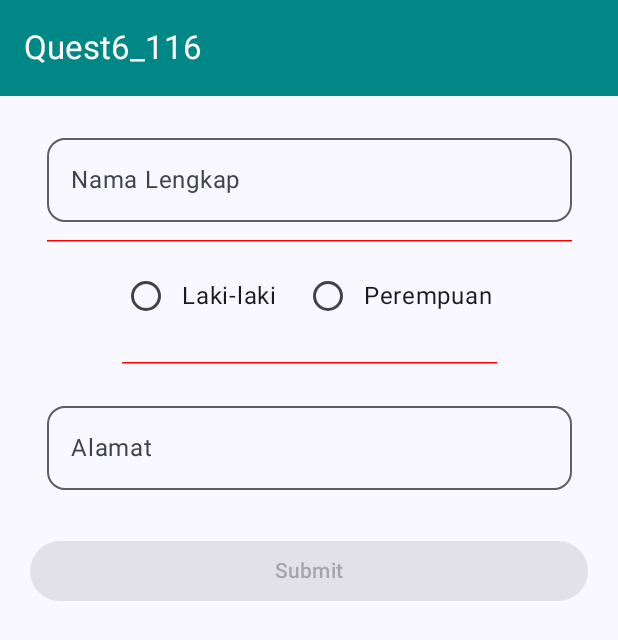
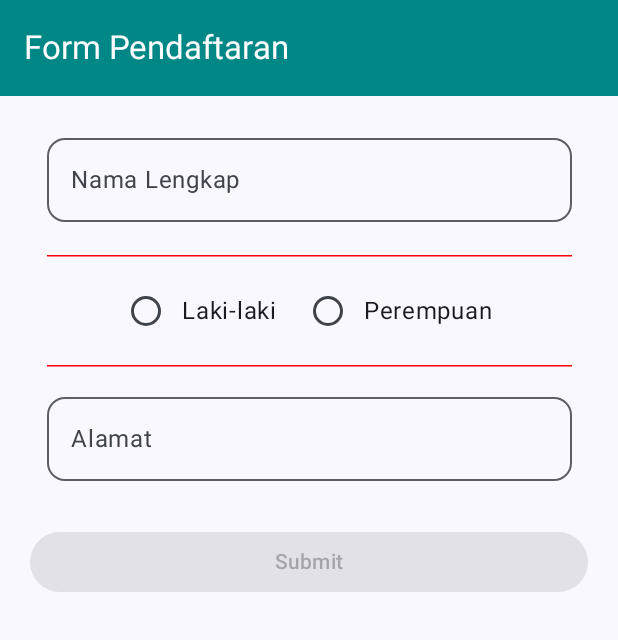
Before and after one commit to ZahwaAnritia/Quest6_116, an Android app built with Jetpack Compose: the screen it shows after launch (MainActivity), on a phone screen of 412 x 824 dp. Shown: the top 640 px of the screen. Run offline under Robolectric (Android 15) with nearby library versions, the phone set to English and light mode, and no system bars.

Commit message:
memperbaiki error dan merapikan code

```diff
--- a/app/src/main/java/com/example/quest6_116/view/FormulirSiswa.kt
+++ b/app/src/main/java/com/example/quest6_116/view/FormulirSiswa.kt
@@ -56,7 +56,9 @@ fun FormSiswa(
                     .padding(top = 20.dp)
                     .width(350.dp),
                 label = { Text("Nama Lengkap") }
+
             )
+            Spacer(modifier = Modifier.height(10.dp))
             HorizontalDivider(
                 modifier = Modifier.padding(12.dp).width(350.dp),
                 thickness = 1.dp,
@@ -82,10 +84,11 @@ fun FormSiswa(
                 }
             }
             HorizontalDivider(
-                modifier = Modifier.padding(20.dp).width(250.dp),
+                modifier = Modifier.padding(12.dp).width(350.dp),
                 thickness = 1.dp,
                 color = Color.Red
             )
+
             OutlinedTextField(
                 value = txtAlamat,
                 onValueChange = { txtAlamat = it },
--- a/app/src/main/res/values/strings.xml
+++ b/app/src/main/res/values/strings.xml
@@ -1,5 +1,5 @@
 <resources>
-    <string name="app_name">Quest6_116</string>
+    <string name="app_name">Form Pendaftaran</string>
     <string name="laki">Laki-laki</string>
     <string name="wanita">Perempuan</string>
     <string name="submit">Submit</string>
```
